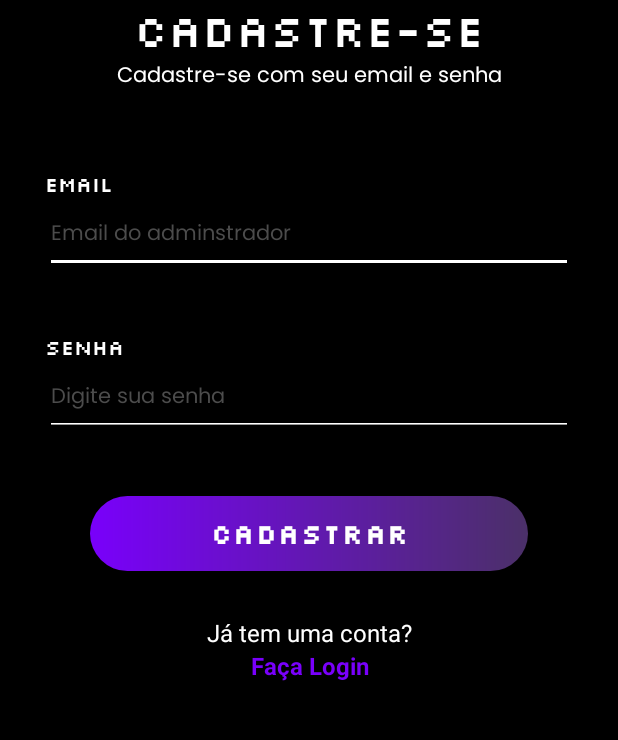
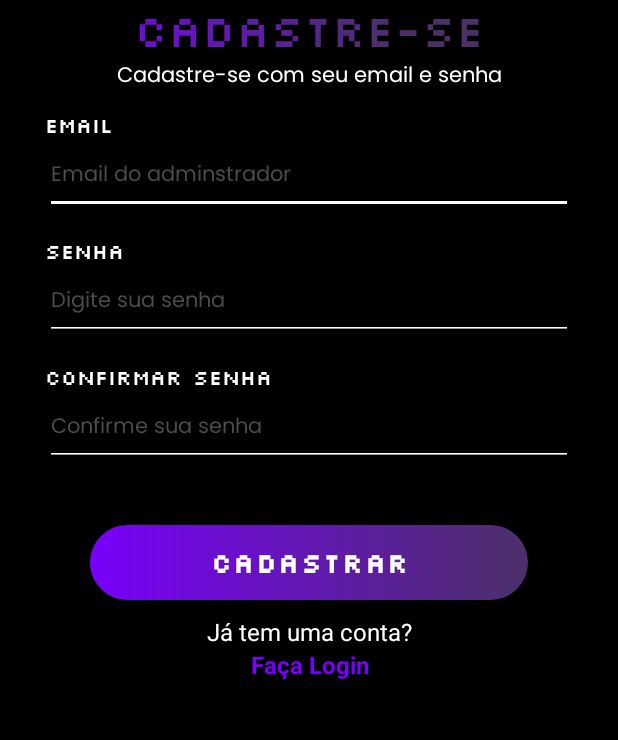
Before and after one commit to Mais-Jogos/MaisJogosFrontendMobileAndroidStudio, an Android app: the CadastroAdmin screen opened directly, with no data from a screen before it, on a phone screen of 412 x 824 dp, the part 251-991 px from its top. Run offline under Robolectric (Android 15) with nearby library versions, the phone set to English and light mode, and no system bars.

Commit message:
Admin
Adiciona perfil de administrador

```diff
--- a/app/src/main/AndroidManifest.xml
+++ b/app/src/main/AndroidManifest.xml
@@ -57,5 +57,11 @@
                 <action android:name="android.intent.action.MAIN"/>
             </intent-filter>
         </activity>
+
+        <activity android:name=".PerfilAdminActivity" android:exported="true">
+            <intent-filter>
+                <category android:name="android.intent.category.LAUNCHER"></category>
+            </intent-filter>
+        </activity>
     </application>
 </manifest>
--- a/app/src/main/java/com/app/mais_jogos/CadastroAdmin.java
+++ b/app/src/main/java/com/app/mais_jogos/CadastroAdmin.java
@@ -1,7 +1,15 @@
 package com.app.mais_jogos;
 
+import android.annotation.SuppressLint;
 import android.content.Intent;
+import android.graphics.Color;
+import android.graphics.LinearGradient;
+import android.graphics.Shader;
 import android.os.Bundle;
+import android.text.TextPaint;
+import android.util.Log;
+import android.widget.Button;
+import android.widget.EditText;
 import android.widget.TextView;
 
 import androidx.annotation.Nullable;
@@ -11,17 +19,65 @@ public class CadastroAdmin extends AppCompatActivity {
 
     TextView loginPage;
 
+    EditText inputEmail;
+    EditText inputSenha;
+    EditText inputConfirmarSenha;
+    TextView erroInputs;
+    Button btnCadastrar;
+
+    @SuppressLint("SetTextI18n")
     @Override
     protected void onCreate(@Nullable Bundle savedInstanceState) {
         super.onCreate(savedInstanceState);
         setContentView(R.layout.cadastro_admin);
 
         loginPage = findViewById(R.id.txtLoginAdmin);
+        inputEmail = findViewById(R.id.txtEmailAdmin);
+        inputSenha = findViewById(R.id.txtSenhaAdmin);
+        inputConfirmarSenha = findViewById(R.id.txtSenhaConfirmaAdminLogin);
+        erroInputs = findViewById(R.id.erroCadastroAdmin);
+        btnCadastrar = findViewById(R.id.btnNextAdmin);
+
+
+        /* Title Gradient */
+        TextView titlePage = findViewById(R.id.titleCadastroAdmin);
+        TextPaint paint = titlePage.getPaint();
+        float width = paint.measureText("Cadastre-se");
+
+        Shader textShader = new LinearGradient(0, 0, width, titlePage.getTextSize(), new int[]{
+                        Color.parseColor("#7900FB"),
+                        Color.parseColor("#4B3068"),
+                }, null, Shader.TileMode.CLAMP);
+        titlePage.getPaint().setShader(textShader);
+        /* Title Gradient */
+
+
 
         loginPage.setOnClickListener( e ->{
             Intent gotoLoginPage = new Intent(this, LoginAdmin.class);
 
             startActivity(gotoLoginPage);
         });
+
+        btnCadastrar.setOnClickListener( e ->{
+            if(isInputsCorrected()){
+                Log.i("cadastroAdmin", "Data:\n" + inputEmail.getText().toString() + " " + inputSenha.getText().toString() + " " + inputConfirmarSenha.getText().toString());
+                // Chama o back e cadastra
+
+                Intent intent = new Intent(this, PerfilAdminActivity.class);
+
+                startActivity(intent);
+            }else{
+                Log.i("cadastroAdmin", "tudo errado!");
+                erroInputs.setText("Erro ao preencher as informações!");
+            }
+        });
+    }
+
+    private Boolean isInputsCorrected(){
+        return inputEmail.getText().length() != 0
+                && inputSenha.getText().length() != 0
+                && inputConfirmarSenha.getText().length() != 0
+                && inputSenha.getText().toString().equals(inputConfirmarSenha.getText().toString());
     }
 }
--- a/app/src/main/res/layout/cadastro_admin.xml
+++ b/app/src/main/res/layout/cadastro_admin.xml
@@ -32,7 +32,7 @@
         android:id="@+id/infoCadastroAdmin"
         android:layout_width="match_parent"
         android:layout_height="wrap_content"
-        android:layout_marginBottom="20dp"
+        android:layout_marginBottom="5dp"
         android:fontFamily="@font/poppins"
         android:text="Cadastre-se com seu email e senha"
         android:textAlignment="center"
@@ -43,7 +43,7 @@
         android:id="@+id/lblEmailAdmin"
         android:layout_width="match_parent"
         android:layout_height="wrap_content"
-        android:layout_marginTop="30dp"
+        android:layout_marginTop="5dp"
         android:fontFamily="@font/silkscreen_regular"
         android:text="Email"
         android:textColor="#FFFFFF"
@@ -68,7 +68,7 @@
         android:id="@+id/lblSenhaAdmin"
         android:layout_width="match_parent"
         android:layout_height="wrap_content"
-        android:layout_marginTop="30dp"
+        android:layout_marginTop="5dp"
         android:fontFamily="@font/silkscreen_regular"
         android:text="Senha"
         android:textColor="#FFFFFF"
@@ -84,10 +84,42 @@
         android:ems="10"
         android:fontFamily="@font/poppins"
         android:hint="Digite sua senha"
-        android:inputType="datetime|date"
+        android:inputType="text"
         android:textColor="#fff"
         android:textColorHint="#4C4C4C"
         android:textSize="14sp" />
+
+    <TextView
+        android:id="@+id/lblSenhaConfirmaAdminLogin2"
+        android:layout_width="match_parent"
+        android:layout_height="wrap_content"
+        android:layout_marginTop="5dp"
+        android:fontFamily="@font/silkscreen_regular"
+        android:text="Confirmar Senha"
+        android:textColor="#FFFFFF"
+        android:textSize="14sp" />
+
+    <EditText
+        android:id="@+id/txtSenhaConfirmaAdminLogin"
+        android:layout_width="match_parent"
+        android:layout_height="50dp"
+        android:layout_marginBottom="10dp"
+        android:autofillHints=""
+        android:backgroundTint="#fff"
+        android:ems="10"
+        android:fontFamily="@font/poppins"
+        android:hint="Confirme sua senha"
+        android:inputType="text"
+        android:textColor="#fff"
+        android:textColorHint="#4C4C4C"
+        android:textSize="14sp" />
+
+    <TextView
+        android:id="@+id/erroCadastroAdmin"
+        android:layout_width="match_parent"
+        android:layout_height="wrap_content"
+        android:textColor="#7900FB"
+        android:textStyle="bold" />
 
     <Button
         android:id="@+id/btnNextAdmin"
@@ -95,9 +127,9 @@
         android:layout_height="50dp"
         android:layout_gravity="center"
         android:layout_marginLeft="30dp"
-        android:layout_marginTop="30dp"
+        android:layout_marginTop="10dp"
         android:layout_marginRight="30dp"
-        android:layout_marginBottom="30dp"
+        android:layout_marginBottom="10dp"
         android:background="@drawable/gradient_button"
         android:fontFamily="@font/silkscreen_regular"
         android:gravity="center"
```
Also changed, not shown: app/src/main/java/com/app/mais_jogos/PerfilAdminActivity.java (added, +48 -0 lines), app/src/main/res/layout/login_admin.xml (+2 -21 lines), app/src/main/res/layout/perfil_admin.xml (added, +176 -0 lines), app/src/main/res/layout/select_player.xml (+4 -3 lines).
